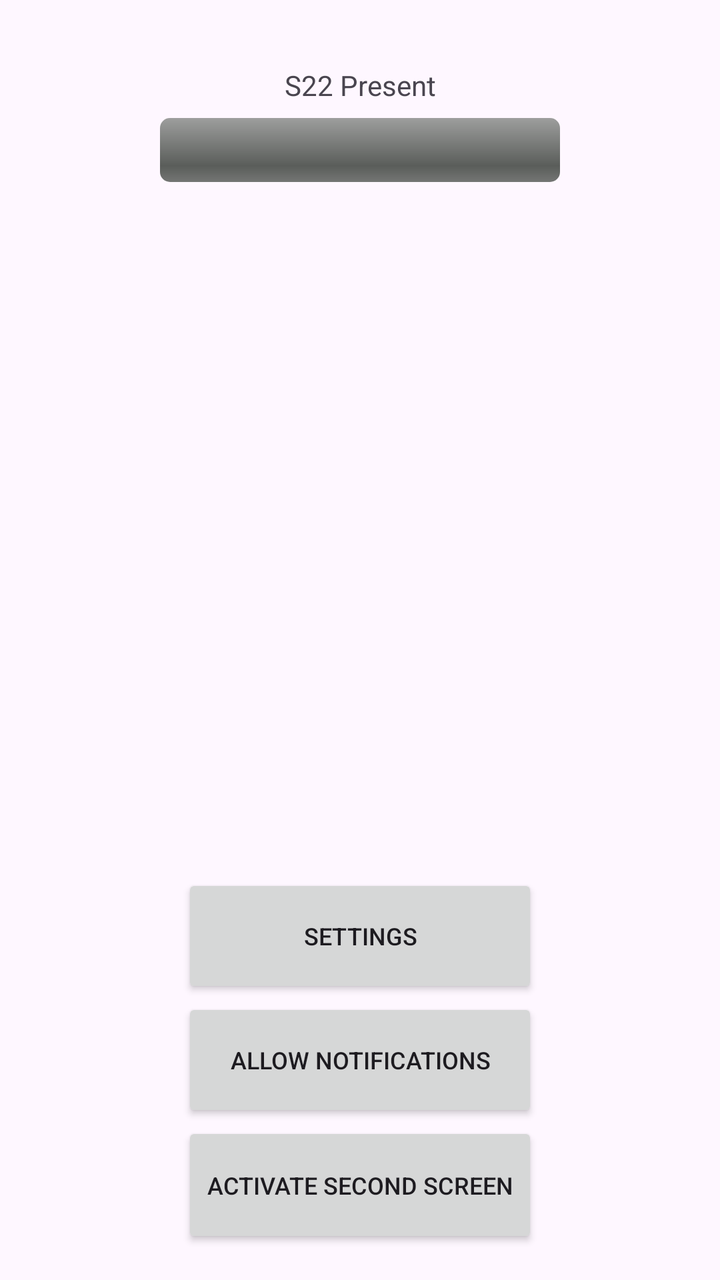
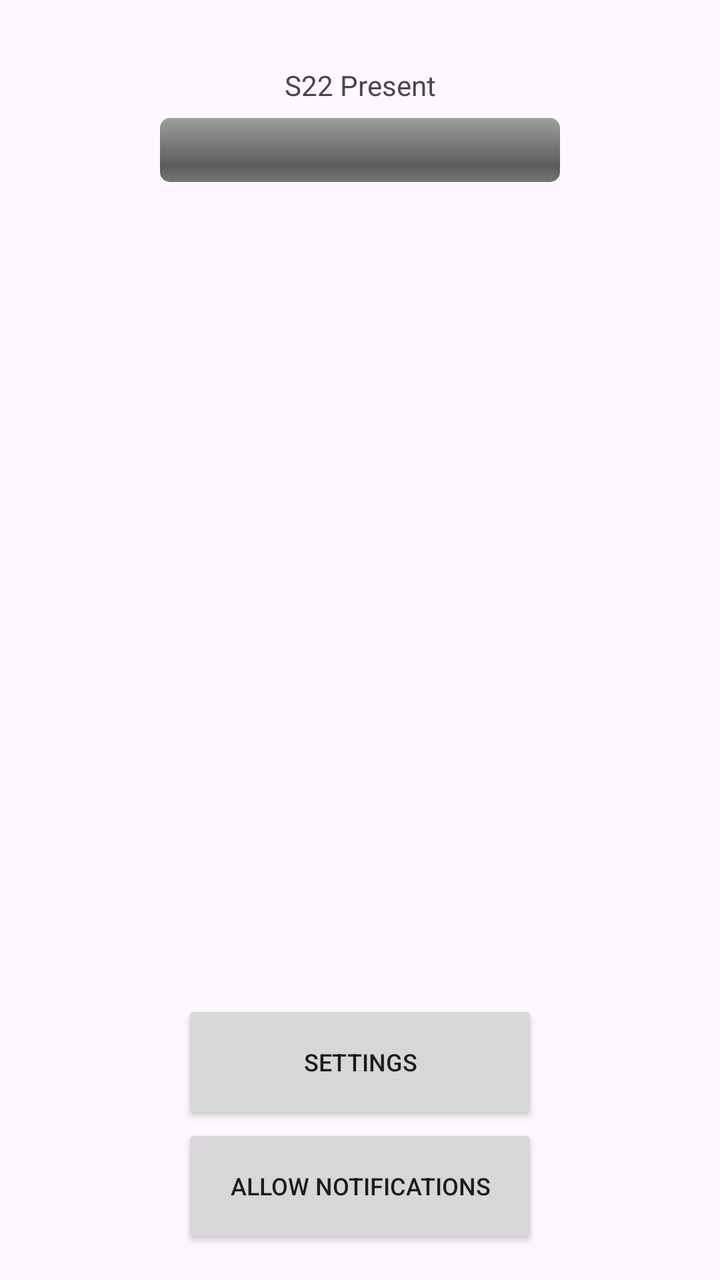

An Android layout rendered at two revisions. The XML below is the earlier revision; the diff shows what the commit changed to produce the second picture.
<!-- AndroidManifest.xml: application theme Theme.S22Present -->
<!-- res/layout/activity_main.xml -->
<?xml version="1.0" encoding="utf-8"?>
<androidx.constraintlayout.widget.ConstraintLayout xmlns:android="http://schemas.android.com/apk/res/android"
    xmlns:app="http://schemas.android.com/apk/res-auto"
    xmlns:tools="http://schemas.android.com/tools"
    android:id="@+id/main"
    android:layout_width="match_parent"
    android:layout_height="match_parent"
    tools:context=".MainActivity">

    <TextView
        android:id="@+id/textViewheading"
        android:layout_width="92dp"
        android:layout_height="26dp"
        android:text="S22 Present"
        android:textAlignment="center"
        app:layout_constraintBottom_toBottomOf="parent"
        app:layout_constraintEnd_toEndOf="parent"
        app:layout_constraintStart_toStartOf="parent"
        app:layout_constraintTop_toTopOf="parent"
        app:layout_constraintVertical_bias="0.054" />

    <Button
        android:id="@+id/buttonSecondScreen"
        android:layout_width="178dp"
        android:layout_height="63dp"
        android:layout_marginBottom="16dp"
        android:text="Activate second screen"
        android:textSize="12sp"
        app:layout_constraintBottom_toBottomOf="parent"
        app:layout_constraintEnd_toEndOf="parent"
        app:layout_constraintStart_toStartOf="parent" />

    <Button
        android:id="@+id/buttonNotify"
        android:layout_width="178dp"
        android:layout_height="62dp"
        android:text="Allow notifications"
        android:textSize="12sp"
        app:layout_constraintBottom_toTopOf="@+id/buttonSecondScreen"
        app:layout_constraintEnd_toEndOf="parent"
        app:layout_constraintStart_toStartOf="parent" />

    <Button
        android:id="@+id/buttonSetting"
        android:layout_width="178dp"
        android:layout_height="62dp"
        android:text="Settings"
        android:textSize="12sp"
        app:layout_constraintBottom_toTopOf="@+id/buttonNotify"
        app:layout_constraintEnd_toEndOf="parent"
        app:layout_constraintStart_toStartOf="parent" />

    <ProgressBar
        android:id="@+id/progressBar"
        style="?android:attr/progressBarStyleHorizontal"
        android:layout_width="200dp"
        android:layout_height="32dp"
        android:indeterminate="false"
        android:indeterminateBehavior="repeat"
        android:indeterminateDrawable="@android:drawable/progress_indeterminate_horizontal"
        android:max="5"
        android:maxHeight="20dip"
        android:progress="0"
        android:progressDrawable="@android:drawable/progress_horizontal"
        android:progressTint="#03A9F4"
        app:layout_constraintEnd_toEndOf="parent"
        app:layout_constraintStart_toStartOf="parent"
        app:layout_constraintTop_toBottomOf="@+id/textViewheading" />

    <TextView
        android:id="@+id/textViewProgress"
        android:layout_width="198dp"
        android:layout_height="22dp"
        app:layout_constraintEnd_toEndOf="parent"
        app:layout_constraintStart_toStartOf="parent"
        app:layout_constraintTop_toBottomOf="@+id/progressBar" />

</androidx.constraintlayout.widget.ConstraintLayout>
<!-- resources referenced by this layout -->
<resources>
  <style name="Theme.S22Present" parent="Base.Theme.S22Present" />
  <style name="Base.Theme.S22Present" parent="Theme.Material3.DayNight.NoActionBar">
          
          
      </style>
</resources>

<!-- the commit's change to res/layout/activity_main.xml (unified diff, before → after) -->
@@ -20,23 +20,13 @@
         app:layout_constraintVertical_bias="0.054" />
 
     <Button
-        android:id="@+id/buttonSecondScreen"
-        android:layout_width="178dp"
-        android:layout_height="63dp"
-        android:layout_marginBottom="16dp"
-        android:text="Activate second screen"
-        android:textSize="12sp"
-        app:layout_constraintBottom_toBottomOf="parent"
-        app:layout_constraintEnd_toEndOf="parent"
-        app:layout_constraintStart_toStartOf="parent" />
-
-    <Button
         android:id="@+id/buttonNotify"
         android:layout_width="178dp"
         android:layout_height="62dp"
+        android:layout_marginBottom="16dp"
         android:text="Allow notifications"
         android:textSize="12sp"
-        app:layout_constraintBottom_toTopOf="@+id/buttonSecondScreen"
+        app:layout_constraintBottom_toBottomOf="parent"
         app:layout_constraintEnd_toEndOf="parent"
         app:layout_constraintStart_toStartOf="parent" />
 
